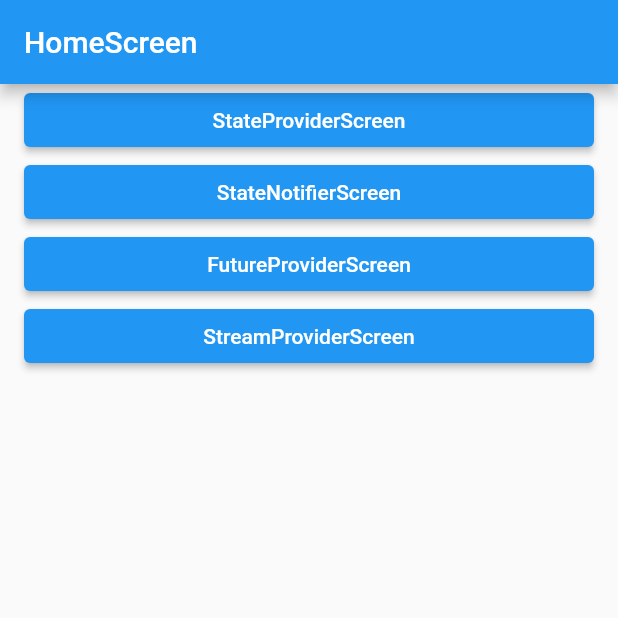
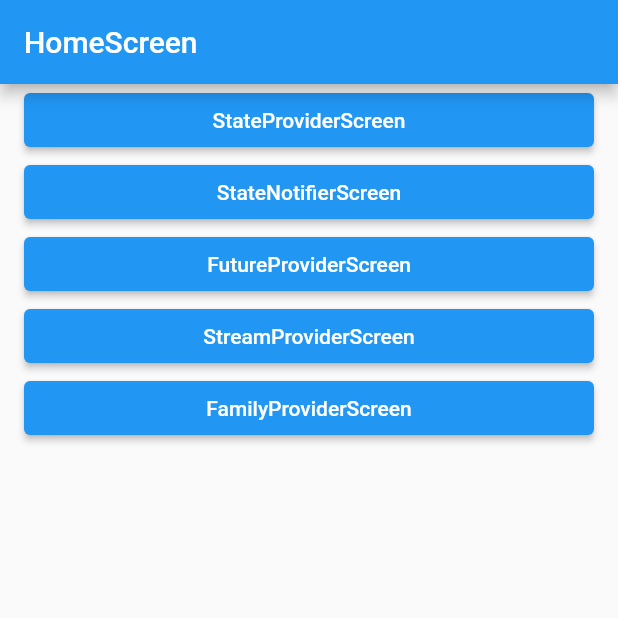
Before and after one commit to ji-hyun219/riverpod_study, a Flutter app: the screen it shows after launch, on a phone screen of 412 x 824 dp, the top half of it. Run offline on Flutter 3.47's test engine with Material 2 defaults, Android fonts, the phone set to English and light mode, and no system bars; our stand-ins replace flutter_riverpod.

Commit message:
FamilyProvider

```diff
--- a/lib/screen/home_screen.dart
+++ b/lib/screen/home_screen.dart
@@ -1,5 +1,6 @@
 import 'package:flutter/material.dart';
 import 'package:riverpod_study/layout/default_layout.dart';
+import 'package:riverpod_study/screen/family_provider_screen.dart';
 import 'package:riverpod_study/screen/future_provider_screen.dart';
 import 'package:riverpod_study/screen/state_notifier_provider_screen.dart';
 import 'package:riverpod_study/screen/state_provider_screen.dart';
@@ -42,7 +43,14 @@ class HomeScreen extends StatelessWidget {
                     builder: (_) => const StreamProviderScreen(),
                   ));
                 },
-                child: const Text('StreamProviderScreen'))
+                child: const Text('StreamProviderScreen')),
+            ElevatedButton(
+                onPressed: () {
+                  Navigator.of(context).push(MaterialPageRoute(
+                    builder: (_) => const FamilyProviderScreen(),
+                  ));
+                },
+                child: const Text('FamilyProviderScreen'))
           ],
         ));
   }
```
Also changed, not shown: lib/riverpod/family_provider.dart (added, +7 -0 lines), lib/screen/family_provider_screen.dart (added, +25 -0 lines), 1 other file.
